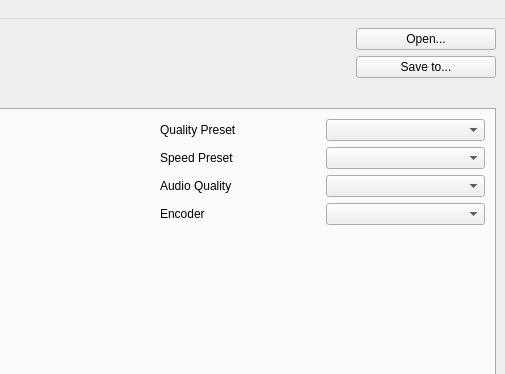
Qt form mainwindow.ui (natis1/qencoder) before a commit; both pictures show x 275 to 780 and y 0 to 374 of the 780 by 595 pixel window.
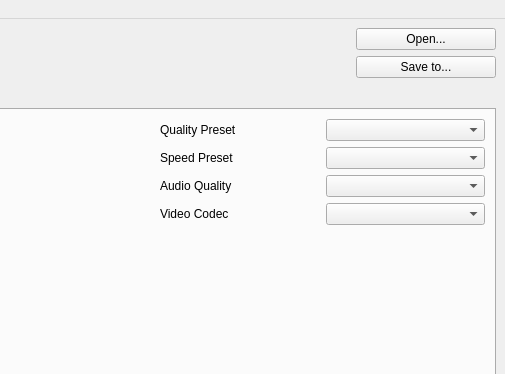
The same form after that commit.

Commit message: RC3 has requirements file, and video codec instead of encoder

The edit to the form file:
```diff
--- a/mainwindow.ui
+++ b/mainwindow.ui
@@ -191,7 +191,7 @@
              <string>av1 is the most modern/efficient. vp9/8 have good compatibility/speed.</string>
             </property>
             <property name="text">
-             <string>Encoder</string>
+             <string>Video Codec</string>
             </property>
            </widget>
           </item>
```
The commit also changes 2 other files.
